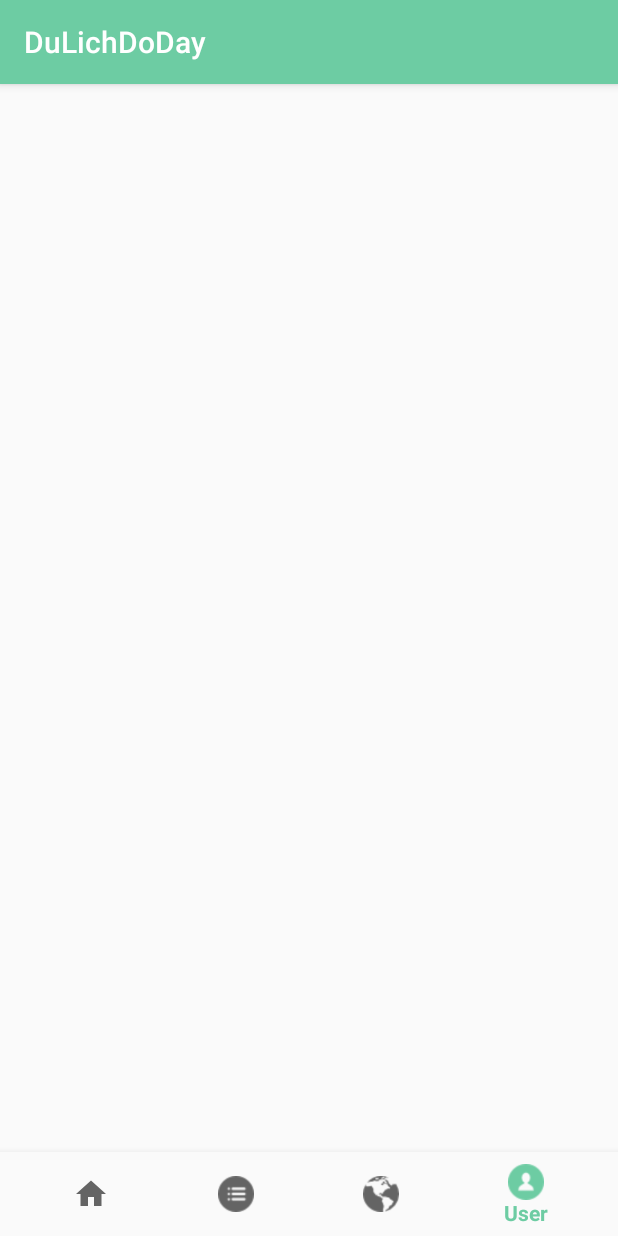
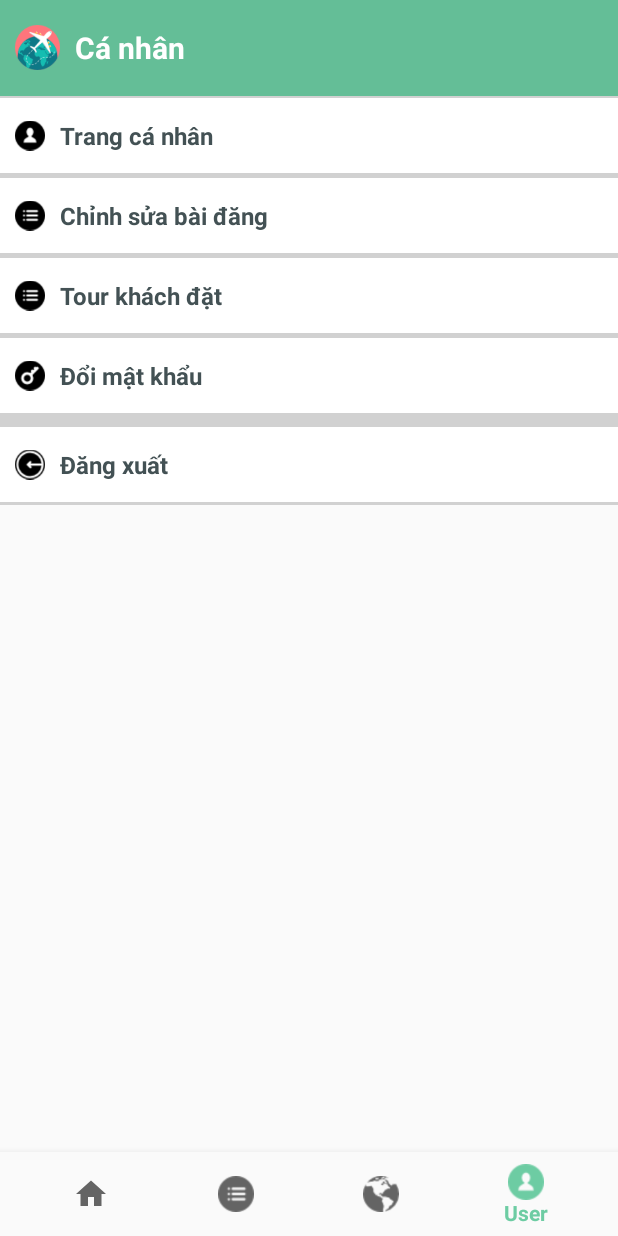
Before and after one commit to conghoangv624/Chuy-n-dd-nh-m-6, an Android app: the screen it shows after launch (MainLayoutActivity), item 4 of the bottom bar chosen, on a phone screen of 412 x 824 dp. Run offline under Robolectric (Android 15) with nearby library versions, the phone set to English and light mode, and no system bars.

Commit message:
commit hang du lich
menu hãng du lich
quản lý, thêm, chỉnh sửa bài đăng

```diff
--- a/Code Project/DuLichDoDay/app/build.gradle
+++ b/Code Project/DuLichDoDay/app/build.gradle
@@ -9,7 +9,7 @@ android {
         versionCode 1
         versionName "1.0"
         testInstrumentationRunner "android.support.test.runner.AndroidJUnitRunner"
-        vectorDrawables.useSupportLibrary= true
+        vectorDrawables.useSupportLibrary = true
     }
     buildTypes {
         release {
@@ -25,6 +25,7 @@ dependencies {
     implementation 'com.android.support:design:26.1.0'
     implementation 'com.android.support.constraint:constraint-layout:1.0.2'
     implementation 'com.android.support:support-vector-drawable:26.1.0'
+    implementation 'com.android.support:support-v4:26.1.0'
     testImplementation 'junit:junit:4.12'
     androidTestImplementation 'com.android.support.test:runner:1.0.1'
     androidTestImplementation 'com.android.support.test.espresso:espresso-core:3.0.1'
--- a/Code Project/DuLichDoDay/app/src/main/AndroidManifest.xml
+++ b/Code Project/DuLichDoDay/app/src/main/AndroidManifest.xml
@@ -18,6 +18,9 @@
                 <category android:name="android.intent.category.LAUNCHER" />
             </intent-filter>
         </activity>
+        <activity android:name=".ManagerTourActivity" />
+        <activity android:name=".AddPlaceActivity" />
+        <activity android:name=".EditPlaceActivity"></activity>
     </application>
 
 </manifest>
--- a/Code Project/DuLichDoDay/app/src/main/java/com/example/group6/dulichdoday/MainLayoutActivity.java
+++ b/Code Project/DuLichDoDay/app/src/main/java/com/example/group6/dulichdoday/MainLayoutActivity.java
@@ -27,7 +27,10 @@ public class MainLayoutActivity extends AppCompatActivity {
                     mTextMessage.setText(R.string.title_tour);
                     return true;
                 case R.id.navigation_users:
-                    mTextMessage.setText(R.string.title_user);
+                    UserBusinessFragment fragmentBusiness = new UserBusinessFragment();
+                    android.support.v4.app.FragmentTransaction fragmentTransaction4 = getSupportFragmentManager().beginTransaction();
+                    fragmentTransaction4.replace(R.id.content,fragmentBusiness,"Fragment");
+                    fragmentTransaction4.commit();
                     return true;
             }
             return false;
--- /dev/null
+++ b/Code Project/DuLichDoDay/app/src/main/java/com/example/group6/dulichdoday/UserBusinessFragment.java
@@ -0,0 +1,29 @@
+package com.example.group6.dulichdoday;
+
+
+import android.os.Bundle;
+import android.support.v4.app.Fragment;
+import android.view.LayoutInflater;
+import android.view.View;
+import android.view.ViewGroup;
+
+
+/**
+ * A simple {@link Fragment} subclass.
+ */
+public class UserBusinessFragment extends Fragment {
+
+
+    public UserBusinessFragment() {
+        // Required empty public constructor
+    }
+
+
+    @Override
+    public View onCreateView(LayoutInflater inflater, ViewGroup container,
+                             Bundle savedInstanceState) {
+        // Inflate the layout for this fragment
+        return inflater.inflate(R.layout.fragment_user_business, container, false);
+    }
+
+}
--- /dev/null
+++ b/Code Project/DuLichDoDay/app/src/main/res/layout/fragment_user_business.xml
@@ -0,0 +1,131 @@
+<FrameLayout xmlns:android="http://schemas.android.com/apk/res/android"
+    xmlns:tools="http://schemas.android.com/tools"
+    android:layout_width="match_parent"
+    android:layout_height="match_parent"
+    tools:context="com.example.group6.dulichdoday.UserBusinessFragment">
+
+    <LinearLayout
+        android:layout_width="match_parent"
+        android:layout_height="match_parent"
+        android:orientation="vertical">
+
+        <LinearLayout
+            android:layout_width="match_parent"
+            android:layout_height="0dp"
+            android:layout_weight="1"
+            android:background="@color/color_main"
+            android:orientation="horizontal"
+            android:gravity="center">
+
+            <LinearLayout
+                android:layout_width="0dp"
+                android:layout_height="match_parent"
+                android:layout_weight="1"
+                android:layout_marginLeft="10dp"
+                android:gravity="center|left">
+
+                <ImageView
+                    android:layout_width="30dp"
+                    android:layout_height="30dp"
+                    android:src="@drawable/travel" />
+                <TextView
+                    android:layout_width="wrap_content"
+                    android:layout_height="wrap_content"
+                    android:text="Cá nhân"
+                    android:layout_marginLeft="10dp"
+                    android:textStyle="bold"
+                    android:textColor="@android:color/white"
+                    android:textSize="20dp"/>
+
+            </LinearLayout>
+
+        </LinearLayout>
+
+        <LinearLayout
+            android:layout_width="match_parent"
+            android:layout_height="0dp"
+            android:layout_weight="11"
+            android:orientation="vertical">
+
+            <LinearLayout
+                android:layout_width="match_parent"
+                android:layout_height="wrap_content"
+                android:background="@color/bg_main_x"
+                android:orientation="vertical">
+
+                <LinearLayout
+                    android:id="@+id/linear_personal"
+                    style="@style/choosen_user">
+
+                    <ImageView
+                        style="@style/img_user"
+                        android:src="@drawable/user"/>
+                    <TextView
+                        style="@style/text_user"
+                        android:text="Trang cá nhân"/>
+
+                </LinearLayout>
+
+                <LinearLayout
+                    android:id="@+id/linear_product_manager"
+                    style="@style/choosen_user">
+
+                    <ImageView
+                        style="@style/img_user"
+                        android:src="@drawable/ic_list"/>
+                    <TextView
+                        style="@style/text_user"
+                        android:text="Chỉnh sửa bài đăng"/>
+
+                </LinearLayout>
+
+                <LinearLayout
+                    android:id="@+id/linear_product_manager_personal"
+                    style="@style/choosen_user">
+
+                    <ImageView
+                        style="@style/img_user"
+                        android:src="@drawable/ic_list"/>
+                    <TextView
+                        style="@style/text_user"
+                        android:text="Tour khách đặt"/>
+
+                </LinearLayout>
+
+                <LinearLayout
+                    android:id="@+id/linear_pass"
+                    style="@style/choosen_user"
+                    android:layout_marginBottom="8dp">
+
+                    <ImageView
+                        style="@style/img_user"
+                        android:src="@drawable/ic_pass"/>
+                    <TextView
+                        style="@style/text_user"
+                        android:text="Đổi mật khẩu"/>
+
+                </LinearLayout>
+
+                <LinearLayout
+                    android:id="@+id/linear_logout"
+                    style="@style/choosen_user">
+
+                    <ImageView
+                        style="@style/img_user"
+                        android:src="@drawable/ic_logout"/>
+                    <TextView
+                        style="@style/text_user"
+                        android:text="Đăng xuất"/>
+
+                </LinearLayout>
+
+
+            </LinearLayout>
+
+
+        </LinearLayout>
+
+
+    </LinearLayout>
+
+</FrameLayout>
--- a/Code Project/DuLichDoDay/app/src/main/res/values/colors.xml
+++ b/Code Project/DuLichDoDay/app/src/main/res/values/colors.xml
@@ -7,7 +7,6 @@
     <color name="color_main">#64be97</color>
     <color name="btn_login">#435154</color>
     <color name="color_user">#f41b3f</color>
-    <color name="color_backGroundLogin">#64be97</color>
     <color name="txt">#e9e8e8</color>
 
     <color name="bg_main_x">#d1d1d1</color>
--- a/Code Project/DuLichDoDay/app/src/main/res/values/styles.xml
+++ b/Code Project/DuLichDoDay/app/src/main/res/values/styles.xml
@@ -1,7 +1,7 @@
 <resources>
 
     <!-- Base application theme. -->
-    <style name="AppTheme" parent="Theme.AppCompat.Light.DarkActionBar">
+    <style name="AppTheme" parent="Theme.AppCompat.Light.NoActionBar">
         <!-- Customize your theme here. -->
         <item name="colorPrimary">@color/colorPrimary</item>
         <item name="colorPrimaryDark">@color/colorPrimaryDark</item>
```
Also changed, not shown: Code Project/DuLichDoDay/app/src/main/java/com/example/group6/dulichdoday/AddPlaceActivity.java (added, +13 -0 lines), Code Project/DuLichDoDay/app/src/main/java/com/example/group6/dulichdoday/EditPlaceActivity.java (added, +13 -0 lines), Code Project/DuLichDoDay/app/src/main/java/com/example/group6/dulichdoday/LoginActivity.java (deleted, +0 -13 lines), Code Project/DuLichDoDay/app/src/main/java/com/example/group6/dulichdoday/ManagerTourActivity.java (added, +13 -0 lines), Code Project/DuLichDoDay/app/src/main/java/com/example/group6/dulichdoday/RegistrationActivity.java (deleted, +0 -13 lines), Code Project/DuLichDoDay/app/src/main/res/layout/add_place_layout.xml (added, +143 -0 lines), Code Project/DuLichDoDay/app/src/main/res/layout/edit_place_layout.xml (added, +143 -0 lines), Code Project/DuLichDoDay/app/src/main/res/layout/manager_tour_layout.xml (added, +95 -0 lines), 1 other file.
